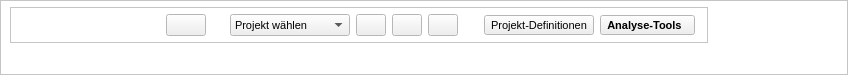
Old version of the form projektcheck/ui/ProjektCheck_dockwidget_base.ui in the repository projektcheck/ProjektCheck-QGIS.
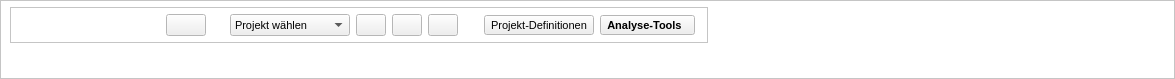
New version of the form. Icons and pictures are not drawn.

Commit message: maximum height dockwidget base

```diff
--- a/projektcheck/ui/ProjektCheck_dockwidget_base.ui
+++ b/projektcheck/ui/ProjektCheck_dockwidget_base.ui
@@ -6,8 +6,8 @@
    <rect>
     <x>0</x>
     <y>0</y>
-    <width>848</width>
-    <height>75</height>
+    <width>1175</width>
+    <height>79</height>
    </rect>
   </property>
   <property name="sizePolicy">
@@ -19,13 +19,13 @@
   <property name="minimumSize">
    <size>
     <width>742</width>
-    <height>75</height>
+    <height>79</height>
    </size>
   </property>
   <property name="maximumSize">
    <size>
     <width>524287</width>
-    <height>524287</height>
+    <height>637</height>
    </size>
   </property>
   <property name="palette">
```
